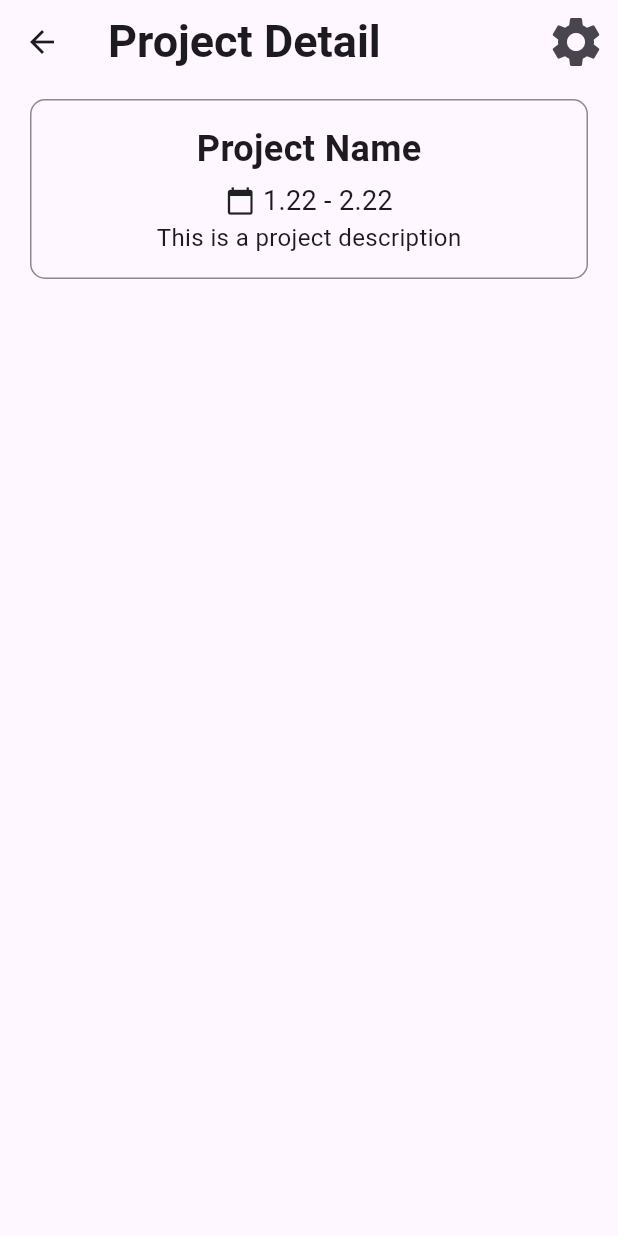
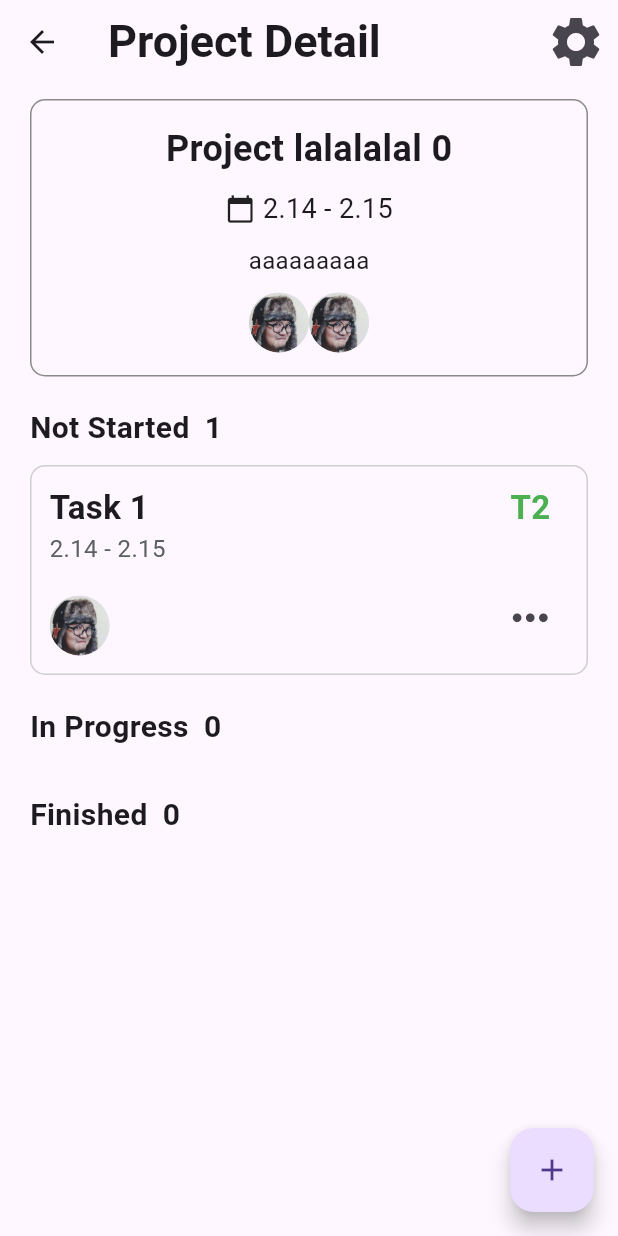
Before and after one commit to Mou2xie/taskSpark, a Flutter app: the screen it shows after launch, after a tap on an icon or button, on a phone screen of 412 x 824 dp. Run offline on Flutter 3.47's test engine with Material 3 defaults, Android fonts, the phone set to English and light mode, and no system bars; our stand-ins replace fluttertoast.

Commit message:
almost done

```diff
--- /dev/null
+++ b/devtools_options.yaml
@@ -0,0 +1,3 @@
+description: This file stores settings for Dart & Flutter DevTools.
+documentation: https://docs.flutter.dev/tools/devtools/extensions#configure-extension-enablement-states
+extensions:
--- /dev/null
+++ b/lib/components/ProjectCard.dart
@@ -0,0 +1,46 @@
+import 'package:flutter/material.dart';
+import '../models/ProjectModel.dart';
+
+class ProjectCard extends StatelessWidget {
+  final Project project;
+
+  ProjectCard({required this.project});
+
+  @override
+  Widget build(BuildContext context) {
+    return Container(
+      width: double.infinity,
+      padding: EdgeInsets.all(15),
+      decoration: BoxDecoration(
+        border: Border.all(color: const Color.fromARGB(255, 138, 138, 138)),
+        borderRadius: BorderRadius.circular(10),
+      ),
+      child: Column(
+        children: [
+          Text(project.projectName,
+              style: TextStyle(fontSize: 24, fontWeight: FontWeight.bold)),
+          SizedBox(height: 10),
+          Row(
+            mainAxisAlignment: MainAxisAlignment.center,
+            children: [
+              Icon(Icons.calendar_today, size: 20),
+              SizedBox(width: 5),
+              Text(
+                "${project.durationRange.start.month}.${project.durationRange.start.day} - ${project.durationRange.end.month}.${project.durationRange.end.day}",
+                style: TextStyle(fontSize: 18),
+              ),
+            ],
+          ),
+          SizedBox(height: 10),
+          Text(project.projectDescription ?? '',
+              style: TextStyle(fontSize: 16)),
+          SizedBox(height: 10),
+          Row(
+            mainAxisAlignment: MainAxisAlignment.center,
+            children: project.members.map((member) => member.avatar).toList(),
+          )
+        ],
+      ),
+    );
+  }
+}
--- a/lib/components/ProjectItem.dart
+++ b/lib/components/ProjectItem.dart
@@ -14,9 +14,10 @@ class ProjectItem extends StatelessWidget {
   Widget build(BuildContext context) {
     return GestureDetector(
         onTap: () {
-          Navigator.push(context,
-              // need to pass the project data to project detail page, undone
-              MaterialPageRoute(builder: (context) => ProjectDetail()));
+          Navigator.push(
+              context,
+              MaterialPageRoute(
+                  builder: (context) => ProjectDetail(project: project)));
         },
         child: Container(
           decoration: BoxDecoration(
@@ -63,12 +64,19 @@ class ProjectItem extends StatelessWidget {
                   textBaseline: TextBaseline.alphabetic,
                   children: [
                     Text(
-                      "10", // need to replace here
+                      project.finishedTasks.toString(),
                       style:
                           TextStyle(fontSize: 40, fontWeight: FontWeight.w500),
                     ),
+                    SizedBox(width: 5),
                     Text(
-                      "/30", // need to replace here
+                      '/',
+                      style:
+                          TextStyle(fontSize: 20, fontWeight: FontWeight.w500),
+                    ),
+                    SizedBox(width: 5),
+                    Text(
+                      project.totalTasks.toString(),
                       style:
                           TextStyle(fontSize: 20, fontWeight: FontWeight.w500),
                     )
--- /dev/null
+++ b/lib/components/TaskItem.dart
@@ -0,0 +1,59 @@
+import 'package:flutter/material.dart';
+import '../models/TaskModel.dart';
+
+class TaskItem extends StatelessWidget {
+  late Task task;
+
+  TaskItem({required this.task});
+
+  @override
+  Widget build(BuildContext context) {
+    return Container(
+        decoration: BoxDecoration(
+          border: Border.all(color: Color(0xffCFCFCF)),
+          borderRadius: BorderRadius.circular(10),
+        ),
+        padding: EdgeInsets.all(12),
+        height: 140,
+        width: double.infinity,
+        child: Row(children: [
+          Column(
+            crossAxisAlignment: CrossAxisAlignment.start,
+            children: [
+              // project name
+              Text(task.taskName,
+                  style: TextStyle(fontSize: 22, fontWeight: FontWeight.bold)),
+
+              // project duration
+              Text(
+                  "${task.duration.start.month}.${task.duration.start.day} - ${task.duration.end.month}.${task.duration.end.day}",
+                  style: TextStyle(fontSize: 16, color: Color(0xff5B6061))),
+
+              Expanded(
+                  child: Align(
+                      alignment: Alignment.bottomLeft,
+                      // project members
+                      child: task.assignTo.avatar))
+            ],
+          ),
+          Spacer(),
+          Column(
+            mainAxisAlignment: MainAxisAlignment.spaceBetween,
+            children: [
+              // project priority
+              Text(task.priority.string,
+                  style: TextStyle(
+                      fontSize: 22,
+                      color: task.priority.color,
+                      fontWeight: FontWeight.bold)),
+              IconButton(
+                  onPressed: () {},
+                  icon: Icon(
+                    Icons.more_horiz,
+                    size: 35,
+                  ))
+            ],
+          ),
+        ]));
+  }
+}
--- /dev/null
+++ b/lib/components/TaskList.dart
@@ -0,0 +1,37 @@
+import 'package:flutter/material.dart';
+import '../models/TaskModel.dart';
+import '../models/TaskStatus.dart';
+import '../components/TaskItem.dart';
+
+class TaskList extends StatelessWidget {
+  final List<Task> tasks;
+  final TaskStatus taskStatus;
+
+  TaskList({required this.tasks, required this.taskStatus});
+
+  @override
+  Widget build(BuildContext context) {
+    return Column(
+      crossAxisAlignment: CrossAxisAlignment.start,
+      children: [
+        Row(
+          children: [
+            Text(taskStatus.string,
+                style: TextStyle(fontSize: 20, fontWeight: FontWeight.bold)),
+            SizedBox(width: 10),
+            Text("${tasks.length}",
+                style: TextStyle(fontSize: 20, fontWeight: FontWeight.bold))
+          ],
+        ),
+        SizedBox(height: 10),
+        ListView.builder(
+          shrinkWrap: true,
+          itemCount: tasks.length,
+          itemBuilder: (context, index) {
+            return TaskItem(task: tasks[index]);
+          },
+        ),
+      ],
+    );
+  }
+}
--- a/lib/models/ProjectModel.dart
+++ b/lib/models/ProjectModel.dart
@@ -1,5 +1,7 @@
 import 'TaskModel.dart';
 import 'Member.dart';
+import 'TaskPriority.dart';
+import 'TaskStatus.dart';
 import 'package:flutter/material.dart';
 
 class Project {
@@ -12,6 +14,10 @@ class Project {
   List<Member> members = [];
   List<Task> tasks = [];
 
+  int get totalTasks => tasks.length;
+  int get finishedTasks =>
+      tasks.where((task) => task.status == TaskStatus.finished).length;
+
   Project({
     required this.projectName,
     required this.durationRange,
@@ -19,9 +25,21 @@ class Project {
     this.projectDescription,
   }) {
     id = ++Project._id;
+    addTask(Task(
+        taskName: 'Task 1',
+        duration: DateTimeRange(
+            start: DateTime.now(),
+            end: DateTime.now().add(Duration(days: 1))),
+        assignTo: Member.sam,
+        priority: Taskpriority.low));
   }
 
   void addTask(Task task) {
     tasks.add(task);
   }
+
+  List<Task> getTasksByStatus(TaskStatus status) {
+    return tasks.where((task) => task.status == status).toList();
+  }
+
 }
--- a/lib/models/TaskModel.dart
+++ b/lib/models/TaskModel.dart
@@ -1,28 +1,28 @@
 import 'TaskStatus.dart';
 import 'Member.dart';
 import 'TaskPriority.dart';
+import 'package:flutter/material.dart';
 
 class Task {
   static int _id = 0;
 
   late int id;
+  late TaskStatus status;
   String taskName;
-  DateTime startDate;
-  DateTime endDate;
-  TaskStatus status;
+  DateTimeRange duration;
   Member assignTo;
   Taskpriority priority;
 
   Task(
       {required this.taskName,
-      required this.startDate,
-      required this.endDate,
-      required this.status,
+      required this.duration,
       required this.assignTo,
       required this.priority}) {
     id = ++Task._id;
     status = TaskStatus.notStarted;
-    assignTo = Member.sam;
-    priority = Taskpriority.low;
+  }
+
+  void updateStatus(TaskStatus newStatus) {
+    status = newStatus;
   }
 }
--- a/lib/providers/projectsListProvider.dart
+++ b/lib/providers/projectsListProvider.dart
@@ -6,7 +6,7 @@ class ProjectsListProvider extends ChangeNotifier {
 
   // init data for test, need to clean up
   final List<Project> _projectsList = List<Project>.generate(
-      4,
+      1,
       (index) => Project(
           projectName: 'Project lalalalal $index',
           durationRange: DateTimeRange(
--- a/lib/route/projectDetail.dart
+++ b/lib/route/projectDetail.dart
@@ -1,6 +1,15 @@
 import 'package:flutter/material.dart';
+import './createTask.dart';
+import '../components/ProjectCard.dart';
+import '../components/TaskList.dart';
+import '../models/ProjectModel.dart';
+import '../models/TaskStatus.dart';
 
 class ProjectDetail extends StatelessWidget {
+  final Project project;
+
+  ProjectDetail({required this.project});
+
   @override
   Widget build(BuildContext context) {
     return Scaffold(
@@ -22,41 +31,28 @@ class ProjectDetail extends StatelessWidget {
         padding: EdgeInsets.symmetric(vertical: 10, horizontal: 20),
         child: Column(
           children: [
-            TopCard(),
-            // list undone
+            ProjectCard(project: project),
+            SizedBox(height: 20),
+            TaskList(
+                tasks: project.getTasksByStatus(TaskStatus.notStarted),
+                taskStatus: TaskStatus.notStarted),
+            SizedBox(height: 20),
+            TaskList(
+                tasks: project.getTasksByStatus(TaskStatus.inProgress),
+                taskStatus: TaskStatus.inProgress),
+            SizedBox(height: 20),
+            TaskList(
+                tasks: project.getTasksByStatus(TaskStatus.finished),
+                taskStatus: TaskStatus.finished),
           ],
         ),
       ),
+      floatingActionButton: FloatingActionButton(
+          onPressed: () {
+            Navigator.push(
+                context, MaterialPageRoute(builder: (context) => CreateTask()));
+          },
+          child: Icon(Icons.add)),
     );
   }
 }
-
-class TopCard extends StatelessWidget{
-  @override
-  Widget build(BuildContext context) {
-    return Container(
-      width: double.infinity,
-      padding: EdgeInsets.all(15),
-      decoration: BoxDecoration(
-        border: Border.all(color: const Color.fromARGB(255, 138, 138, 138)),
-        borderRadius: BorderRadius.circular(10),
-      ),
-      child: Column(
-        children: [
-          Text('Project Name', style: TextStyle(fontSize: 24, fontWeight: FontWeight.bold)),
-          SizedBox(height: 5),
-          Row(
-            mainAxisAlignment: MainAxisAlignment.center,
-            children: [
-              Icon(Icons.calendar_today, size: 20),
-              SizedBox(width: 5),
-              Text('1.22 - 2.22',style: TextStyle(fontSize: 18),),
-            ],
-          ),
-          // prople list undone
-          Text('This is a project description', style: TextStyle(fontSize: 16)),
-        ],
-      ),
-    );
-  }
-}
--- a/pubspec.yaml
+++ b/pubspec.yaml
@@ -30,6 +30,7 @@ environment:
 dependencies:
   flutter:
     sdk: flutter
+  fluttertoast: ^8.2.12
 
   # The following adds the Cupertino Icons font to your application.
   # Use with the CupertinoIcons class for iOS style icons.
```
Also changed, not shown: lib/route/createProject.dart (+17 -4 lines), lib/route/createTask.dart (+234 -0 lines), pubspec.lock, 6 other files.
